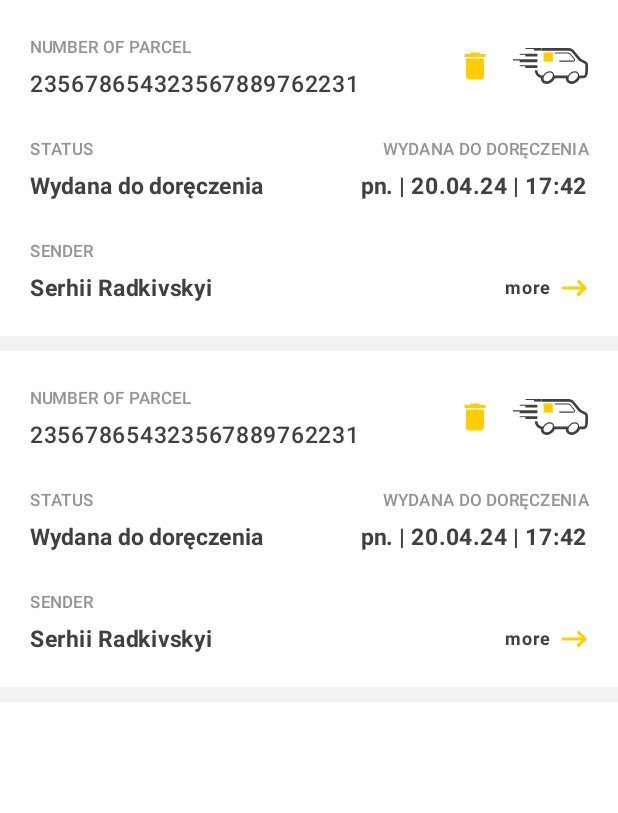
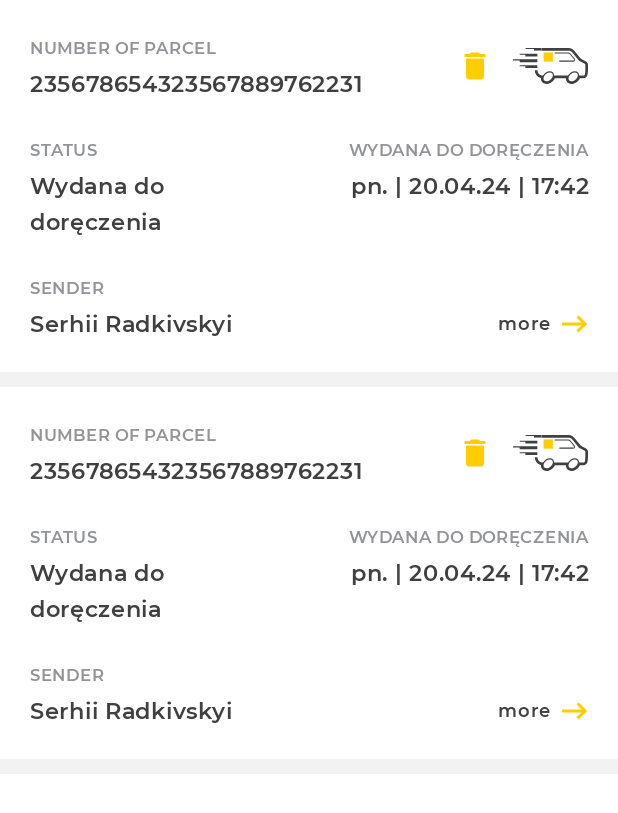
Before and after one commit to yozhik/InPostApp, an Android app built with Jetpack Compose: the @Preview function ShipmentContentPreview, on a phone screen of 412 x 824 dp. Shown: the top 813 px of the screen. Run offline under Robolectric (Android 15) with nearby library versions, the phone set to English and light mode, and no system bars; our stand-ins replace Dagger/Hilt's generated code.

Commit message:
Added Divider item and formatting of date/time

```diff
--- a/inpost-android-recruitment-task/app/src/main/java/pl/inpost/recruitmenttask/network/ApiTypeAdapter.kt
+++ b/inpost-android-recruitment-task/app/src/main/java/pl/inpost/recruitmenttask/network/ApiTypeAdapter.kt
@@ -1,5 +1,7 @@
 package pl.inpost.recruitmenttask.network
 
+import android.os.Build
+import androidx.annotation.RequiresApi
 import com.squareup.moshi.FromJson
 import com.squareup.moshi.ToJson
 import dagger.Reusable
@@ -10,11 +12,14 @@ import javax.inject.Inject
 @Reusable
 class ApiTypeAdapter @Inject constructor() {
 
+    @RequiresApi(Build.VERSION_CODES.O)
     private val formatter = DateTimeFormatter.ISO_OFFSET_DATE_TIME
 
+    @RequiresApi(Build.VERSION_CODES.O)
     @FromJson
     fun toZonedDateTime(value: String): ZonedDateTime = formatter.parse(value, ZonedDateTime::from)
 
+    @RequiresApi(Build.VERSION_CODES.O)
     @ToJson
     fun fromZonedDateTime(date: ZonedDateTime?): String? = date?.format(formatter)
 }
--- a/inpost-android-recruitment-task/app/src/main/java/pl/inpost/recruitmenttask/presentation/MainActivity.kt
+++ b/inpost-android-recruitment-task/app/src/main/java/pl/inpost/recruitmenttask/presentation/MainActivity.kt
@@ -16,10 +16,11 @@ import androidx.compose.ui.tooling.preview.Preview
 import androidx.hilt.navigation.compose.hiltViewModel
 import androidx.lifecycle.compose.collectAsStateWithLifecycle
 import dagger.hilt.android.AndroidEntryPoint
+import pl.inpost.recruitmenttask.presentation.shipmentScreen.DividerItem
 import pl.inpost.recruitmenttask.presentation.shipmentScreen.ShipmentItem
 import pl.inpost.recruitmenttask.presentation.shipmentScreen.ShipmentListScreen
 import pl.inpost.recruitmenttask.presentation.shipmentScreen.ShipmentListViewModel
-import pl.inpost.recruitmenttask.presentation.shipmentScreen.ShipmentUIModel
+import pl.inpost.recruitmenttask.presentation.shipmentScreen.ShipmentUIType
 import pl.inpost.recruitmenttask.presentation.shipmentScreen.ShipmentUiState
 import pl.inpost.recruitmenttask.presentation.ui.theme.InpostAppTheme
 
@@ -61,11 +62,17 @@ fun ShipmentContent(
         horizontalAlignment = Alignment.CenterHorizontally,
     ) {
         itemsIndexed(uiState.shipmentList) { _, shipmentUIModel ->
-            ShipmentItem(
-                shipmentUIModel = shipmentUIModel,
-                onArchiveItem = onArchiveItem,
-                modifier = modifier
-            )
+            when (shipmentUIModel) {
+                is ShipmentUIType.DividerModel -> DividerItem(title = shipmentUIModel.title)
+                is ShipmentUIType.ShipmentUIModel -> {
+                    ShipmentItem(
+                        shipmentUIModel = shipmentUIModel,
+                        onArchiveItem = onArchiveItem,
+                        modifier = modifier
+                    )
+                }
+            }
+
         }
     }
 }
@@ -77,13 +84,13 @@ fun ShipmentContentPreview() {
         ShipmentContent(
             ShipmentUiState(
                 listOf(
-                    ShipmentUIModel(
+                    ShipmentUIType.ShipmentUIModel(
                         shipmentNumber = "235678654323567889762231",
                         status = "Wydana do doręczenia",
                         sender = "Serhii Radkivskyi",
                         date = "pn. | 20.04.24 | 17:42"
                     ),
-                    ShipmentUIModel(
+                    ShipmentUIType.ShipmentUIModel(
                         shipmentNumber = "235678654323567889762231",
                         status = "Wydana do doręczenia",
                         sender = "Serhii Radkivskyi",
--- a/inpost-android-recruitment-task/app/src/main/java/pl/inpost/recruitmenttask/presentation/shipmentScreen/ShipmentItem.kt
+++ b/inpost-android-recruitment-task/app/src/main/java/pl/inpost/recruitmenttask/presentation/shipmentScreen/ShipmentItem.kt
@@ -6,6 +6,7 @@ import androidx.compose.foundation.layout.Column
 import androidx.compose.foundation.layout.Row
 import androidx.compose.foundation.layout.fillMaxWidth
 import androidx.compose.foundation.layout.padding
+import androidx.compose.foundation.layout.wrapContentWidth
 import androidx.compose.material.icons.Icons
 import androidx.compose.material.icons.filled.Delete
 import androidx.compose.material3.Icon
@@ -24,10 +25,11 @@ import androidx.compose.ui.tooling.preview.Preview
 import androidx.compose.ui.unit.dp
 import androidx.compose.ui.unit.sp
 import pl.inpost.recruitmenttask.R
+import pl.inpost.recruitmenttask.presentation.ui.theme.MontserratFontFamily
 
 @Composable
 fun ShipmentItem(
-    shipmentUIModel: ShipmentUIModel,
+    shipmentUIModel: ShipmentUIType.ShipmentUIModel,
     modifier: Modifier = Modifier,
     onArchiveItem: (String) -> Unit = {},
 ) {
@@ -56,7 +58,7 @@ fun ShipmentItem(
 
 @Composable
 fun ParcelNumberSection(
-    shipmentUIModel: ShipmentUIModel,
+    shipmentUIModel: ShipmentUIType.ShipmentUIModel,
     onArchiveItem: (String) -> Unit,
     modifier: Modifier = Modifier
 ) {
@@ -71,13 +73,15 @@ fun ParcelNumberSection(
                 text = stringResource(id = R.string.card_number_of_parcel_capital),
                 color = colorResource(id = R.color.ShipmentCardTitleColor),
                 fontSize = 11.sp,
-                fontWeight = FontWeight.SemiBold
+                fontWeight = FontWeight.SemiBold,
+                fontFamily = MontserratFontFamily
             )
             Text(
                 text = shipmentUIModel.shipmentNumber,
                 color = colorResource(id = R.color.ShipmentCardValueBodyColor),
                 fontWeight = FontWeight.Medium,
-                fontSize = 15.sp
+                fontSize = 15.sp,
+                fontFamily = MontserratFontFamily
             )
         }
         Row {
@@ -106,47 +110,60 @@ fun ParcelNumberSection(
 
 @Composable
 fun StatusSection(
-    shipmentUIModel: ShipmentUIModel,
+    shipmentUIModel: ShipmentUIType.ShipmentUIModel,
     modifier: Modifier = Modifier
 ) {
-    Row(
-        verticalAlignment = Alignment.CenterVertically,
-        horizontalArrangement = Arrangement.SpaceBetween,
+    Column(
         modifier = modifier
             .fillMaxWidth()
     )
     {
-        Column {
+        Row(horizontalArrangement = Arrangement.SpaceBetween) {
             Text(
                 text = stringResource(id = R.string.card_status_capital),
                 color = colorResource(id = R.color.ShipmentCardTitleColor),
                 fontSize = 11.sp,
-                fontWeight = FontWeight.SemiBold
+                fontWeight = FontWeight.SemiBold,
+                textAlign = TextAlign.Start,
+                fontFamily = MontserratFontFamily,
+                modifier = Modifier.weight(0.4f)
             )
-            Text(
-                text = shipmentUIModel.status,
-                color = colorResource(id = R.color.ShipmentCardValueBodyColor),
-                fontWeight = FontWeight.Bold,
-                fontSize = 15.sp
-            )
-        }
-
-        Column(
-            modifier = Modifier,
-            horizontalAlignment = Alignment.End,
-        ) {
             Text(
                 text = shipmentUIModel.status.uppercase(),
                 color = colorResource(id = R.color.ShipmentCardTitleColor),
                 fontSize = 11.sp,
                 textAlign = TextAlign.End,
-                fontWeight = FontWeight.SemiBold
+                fontWeight = FontWeight.SemiBold,
+                fontFamily = MontserratFontFamily,
+                modifier = Modifier.weight(0.6f)
+            )
+        }
+
+        Row(
+            horizontalArrangement = Arrangement.SpaceBetween,
+            modifier = Modifier.fillMaxWidth()
+        ) {
+            Text(
+                text = shipmentUIModel.status,
+                color = colorResource(id = R.color.ShipmentCardValueBodyColor),
+                fontWeight = FontWeight.Bold,
+                fontSize = 15.sp,
+                textAlign = TextAlign.Start,
+                fontFamily = MontserratFontFamily,
+                modifier = Modifier
+                    .weight(0.4f)
+                    .wrapContentWidth(align = Alignment.Start)
             )
             Text(
                 text = shipmentUIModel.date,
                 color = colorResource(id = R.color.ShipmentCardValueBodyColor),
                 fontWeight = FontWeight.Bold,
-                fontSize = 15.sp
+                fontSize = 15.sp,
+                textAlign = TextAlign.End,
+                fontFamily = MontserratFontFamily,
+                modifier = Modifier
+                    .weight(0.6f)
+                    .wrapContentWidth(align = Alignment.End)
             )
         }
     }
@@ -154,7 +171,7 @@ fun StatusSection(
 
 @Composable
 fun SenderSection(
-    shipmentUIModel: ShipmentUIModel,
+    shipmentUIModel: ShipmentUIType.ShipmentUIModel,
     modifier: Modifier = Modifier
 ) {
     Row(
@@ -168,13 +185,15 @@ fun SenderSection(
                 text = stringResource(id = R.string.card_sender_capital),
                 color = colorResource(id = R.color.ShipmentCardTitleColor),
                 fontSize = 11.sp,
-                fontWeight = FontWeight.SemiBold
+                fontWeight = FontWeight.SemiBold,
+                fontFamily = MontserratFontFamily
             )
             Text(
                 text = shipmentUIModel.sender,
                 color = colorResource(id = R.color.ShipmentCardValueBodyColor),
                 fontWeight = FontWeight.Bold,
-                fontSize = 15.sp
+                fontSize = 15.sp,
+                fontFamily = MontserratFontFamily
             )
         }
         Row(verticalAlignment = Alignment.CenterVertically) {
@@ -183,6 +202,7 @@ fun SenderSection(
                 color = colorResource(id = R.color.ShipmentCardValueBodyColor),
                 fontWeight = FontWeight.Bold,
                 fontSize = 12.sp,
+                fontFamily = MontserratFontFamily,
                 modifier = Modifier.padding(end = 4.dp, start = 4.dp)
             )
             Icon(
@@ -196,9 +216,9 @@ fun SenderSection(
 
 @Preview(showBackground = true)
 @Composable
-fun DefaultPreview() {
+fun ShipmentItemPreview() {
     ShipmentItem(
-        shipmentUIModel = ShipmentUIModel(
+        shipmentUIModel = ShipmentUIType.ShipmentUIModel(
             shipmentNumber = "235678654323567889762231",
             status = "Wydana do doręczenia",
             sender = "Serhii Radkivskyi",
--- a/inpost-android-recruitment-task/app/src/main/java/pl/inpost/recruitmenttask/presentation/shipmentScreen/ShipmentUIModel.kt
+++ b/inpost-android-recruitment-task/app/src/main/java/pl/inpost/recruitmenttask/presentation/shipmentScreen/ShipmentUIModel.kt
@@ -1,8 +1,14 @@
 package pl.inpost.recruitmenttask.presentation.shipmentScreen
 
-data class ShipmentUIModel(
-    val shipmentNumber: String = "",
-    val status: String = "",
-    val sender: String = "",
-    val date: String = "",
-)
+sealed interface ShipmentUIType {
+    data class ShipmentUIModel(
+        val shipmentNumber: String = "",
+        val status: String = "",
+        val sender: String = "",
+        val date: String = "",
+    ) : ShipmentUIType
+
+    data class DividerModel(
+        val title: String = ""
+    ) : ShipmentUIType
+}
--- a/inpost-android-recruitment-task/app/src/main/java/pl/inpost/recruitmenttask/presentation/shipmentScreen/ShipmentUiState.kt
+++ b/inpost-android-recruitment-task/app/src/main/java/pl/inpost/recruitmenttask/presentation/shipmentScreen/ShipmentUiState.kt
@@ -1,6 +1,6 @@
 package pl.inpost.recruitmenttask.presentation.shipmentScreen
 
 data class ShipmentUiState(
-    val shipmentList: List<ShipmentUIModel> = emptyList(),
+    val shipmentList: List<ShipmentUIType> = emptyList(),
     val isLoading: Boolean = false,
 )
--- a/inpost-android-recruitment-task/app/src/main/java/pl/inpost/recruitmenttask/presentation/ui/theme/Theme.kt
+++ b/inpost-android-recruitment-task/app/src/main/java/pl/inpost/recruitmenttask/presentation/ui/theme/Theme.kt
@@ -13,7 +13,14 @@ import androidx.compose.runtime.SideEffect
 import androidx.compose.ui.graphics.toArgb
 import androidx.compose.ui.platform.LocalContext
 import androidx.compose.ui.platform.LocalView
+import androidx.compose.ui.text.font.Font
+import androidx.compose.ui.text.font.FontFamily
 import androidx.core.view.WindowCompat
+import pl.inpost.recruitmenttask.R
+
+val MontserratFontFamily = FontFamily(
+    Font(R.font.montserrat_semibold),
+)
 
 private val DarkColorScheme = darkColorScheme(
     primary = Purple80,
--- a/inpost-android-recruitment-task/app/src/main/res/values/colors.xml
+++ b/inpost-android-recruitment-task/app/src/main/res/values/colors.xml
@@ -13,6 +13,7 @@
     <color name="DelimeterTextColor">#FFBBBDBF</color>
 
     <color name="ListBgColor">#FFF2F2F2</color>
+    <color name="DividerColor">#FFE9E9E9</color>
     <color name="OrangeColor">#FFFFCD00</color>
 
 </resources>
```
Also changed, not shown: inpost-android-recruitment-task/app/src/main/java/pl/inpost/recruitmenttask/presentation/shipmentScreen/DividerItem.kt (added, +61 -0 lines), inpost-android-recruitment-task/app/src/main/java/pl/inpost/recruitmenttask/presentation/shipmentScreen/ShipmentListScreen.kt (+6 -1 lines), inpost-android-recruitment-task/app/src/main/java/pl/inpost/recruitmenttask/presentation/shipmentScreen/ShipmentListViewModel.kt (+24 -4 lines).
